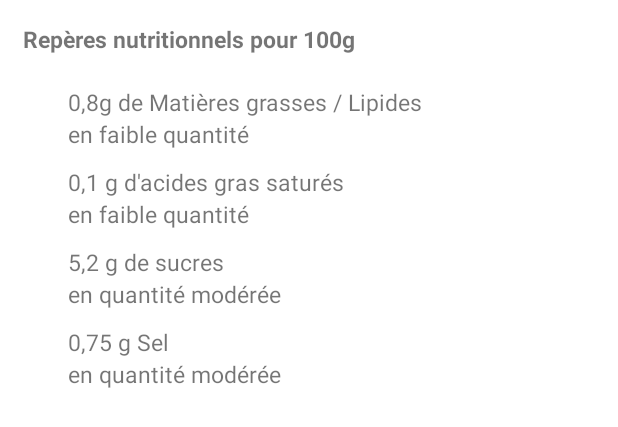
After one commit to amelie-qqch/android-first-project, an Android app: the layout nutrition_details.xml on its own in the app's theme, with its tools: preview values and no code run, on a phone screen of 412 x 824 dp. The commit adds this screen. Shown: the top 427 px of the screen. Run offline under Robolectric (Android 15) with nearby library versions, the phone set to English and light mode, and no system bars.

Commit message:
Ecran Nutrition : donnée en dur dans la vue

```diff
--- a/app/src/main/java/com/example/main/Fragment2.kt
+++ /dev/null
@@ -1,28 +0,0 @@
-package com.example.main
-
-import android.os.Bundle
-import android.view.LayoutInflater
-import android.view.View
-import android.view.ViewGroup
-import androidx.fragment.app.Fragment
-import com.example.test.R
-
-class Fragment2: Fragment() {
-    override fun onCreateView(
-        inflater: LayoutInflater,
-        container: ViewGroup?,
-        savedInstanceState: Bundle?
-    ): View? {
-        return inflater.inflate(
-            R.layout.fragment_layout,
-            container,
-            false
-        )
-    }
-
-    override fun onViewCreated(view: View, savedInstanceState: Bundle?) {
-        requireContext()
-
-        super.onViewCreated(view, savedInstanceState)
-    }
-}
--- /dev/null
+++ b/app/src/main/java/com/example/main/NutritionFactsItem.kt
@@ -0,0 +1,9 @@
+package com.example.main
+
+class NutritionFactsItem (
+        val unity: String,
+        val quantityPerPortion: Float,
+        val quantityPerHundredGrams: Float,
+){
+
+}
--- a/app/src/main/res/drawable/circle.xml
+++ b/app/src/main/res/drawable/circle.xml
@@ -2,6 +2,7 @@
 <shape xmlns:android="http://schemas.android.com/apk/res/android"
     android:shape="oval">
 
-    <solid android:color="#FFFFFF" />
+    <solid />
+
 
 </shape>
--- a/app/src/main/res/layout/fragment_layout.xml
+++ b/app/src/main/res/layout/fragment_layout.xml
@@ -5,7 +5,7 @@
     <TextView
         android:layout_width="match_parent"
         android:layout_height="match_parent"
-        android:text="@string/product_name"
+        android:text="@string/app_name"
         android:textSize="20sp"/>
 
 </androidx.constraintlayout.widget.ConstraintLayout>
--- /dev/null
+++ b/app/src/main/res/layout/nutrition_details.xml
@@ -0,0 +1,142 @@
+<?xml version="1.0" encoding="utf-8"?>
+<androidx.constraintlayout.widget.ConstraintLayout xmlns:android="http://schemas.android.com/apk/res/android"
+    android:layout_width="match_parent"
+    android:layout_height="match_parent"
+    xmlns:app="http://schemas.android.com/apk/res-auto"
+    android:layout_margin="15dp">
+    <TextView
+        android:id="@+id/nutrition_details_page_name"
+        android:layout_width="wrap_content"
+        android:layout_height="wrap_content"
+        android:paddingBottom="15dp"
+        app:layout_constraintTop_toTopOf="parent"
+        app:layout_constraintLeft_toLeftOf="parent"
+        android:text="Repères nutritionnels pour 100g"
+        android:textSize="15sp"
+        android:textStyle="bold"/>
+    <View
+        android:id="@+id/shape_one"
+        android:layout_width="20dp"
+        android:layout_height="20dp"
+        android:background="@drawable/circle"
+        android:layout_marginTop="15dp"
+        app:layout_constraintTop_toBottomOf="@id/nutrition_details_page_name"
+        app:layout_constraintStart_toStartOf="@id/nutrition_details_page_name"
+        app:layout_constraintRight_toLeftOf="@id/nutrition_fat"
+        />
+    <TextView
+        android:id="@+id/nutrition_fat"
+        android:layout_width="wrap_content"
+        android:layout_height="wrap_content"
+        android:paddingTop="5dp"
+        android:paddingStart="10dp"
+        app:layout_constraintLeft_toRightOf="@id/shape_one"
+        app:layout_constraintTop_toBottomOf="@id/nutrition_details_page_name"
+        android:text="0,8g de Matières grasses / Lipides"
+        android:textSize="15sp"
+        />
+    <TextView
+        android:id="@+id/nutrition_fat_quantity"
+        android:layout_width="wrap_content"
+        android:layout_height="wrap_content"
+        android:paddingBottom="5dp"
+        android:paddingStart="10dp"
+        app:layout_constraintTop_toBottomOf="@id/nutrition_fat"
+        app:layout_constraintLeft_toLeftOf="@id/nutrition_fat"
+        android:text="en faible quantité"
+        android:textSize="15sp"
+        />
+    <View
+        android:id="@+id/shape_two"
+        android:layout_width="20dp"
+        android:layout_height="20dp"
+        android:background="@drawable/circle"
+        android:layout_marginTop="15dp"
+        app:layout_constraintTop_toBottomOf="@id/nutrition_fat_quantity"
+        app:layout_constraintRight_toLeftOf="@id/nutrition_saturated_fat"
+        />
+    <TextView
+        android:id="@+id/nutrition_saturated_fat"
+        android:layout_width="wrap_content"
+        android:layout_height="wrap_content"
+        android:paddingTop="5dp"
+        android:paddingStart="10dp"
+        app:layout_constraintTop_toBottomOf="@id/nutrition_fat_quantity"
+        app:layout_constraintLeft_toLeftOf="@id/nutrition_fat_quantity"
+        android:text="0,1 g d'acides gras saturés"
+        android:textSize="15sp"
+        />
+    <TextView
+        android:id="@+id/nutrition_saturated_fat_quantity"
+        android:layout_width="wrap_content"
+        android:layout_height="wrap_content"
+        android:paddingBottom="5dp"
+        android:paddingStart="10dp"
+        app:layout_constraintTop_toBottomOf="@id/nutrition_saturated_fat"
+        app:layout_constraintLeft_toLeftOf="@id/nutrition_saturated_fat"
+        android:text="en faible quantité"
+        android:textSize="15sp"
+        />
+    <View
+        android:id="@+id/shape_three"
+        android:layout_width="20dp"
+        android:layout_height="20dp"
+        android:background="@drawable/circle"
+        android:layout_marginTop="15dp"
+        app:layout_constraintTop_toBottomOf="@id/nutrition_saturated_fat_quantity"
+        app:layout_constraintRight_toLeftOf="@id/nutrition_sugar"
+        />
+    <TextView
+        android:id="@+id/nutrition_sugar"
+        android:layout_width="wrap_content"
+        android:layout_height="wrap_content"
+        android:paddingTop="5dp"
+        android:paddingStart="10dp"
+        app:layout_constraintTop_toBottomOf="@id/nutrition_saturated_fat_quantity"
+        app:layout_constraintLeft_toLeftOf="@id/nutrition_saturated_fat_quantity"
+        android:text="5,2 g de sucres"
+        android:textSize="15sp"
+        />
+    <TextView
+        android:id="@+id/nutrition_sugar_quantity"
+        android:layout_width="wrap_content"
+        android:layout_height="wrap_content"
+        android:paddingBottom="5dp"
+        android:paddingStart="10dp"
+        app:layout_constraintTop_toBottomOf="@id/nutrition_sugar"
+        app:layout_constraintLeft_toLeftOf="@id/nutrition_sugar"
+        android:text="en quantité modérée"
+        android:textSize="15sp"
+        />
+    <View
+        android:id="@+id/shape_four"
+        android:layout_width="20dp"
+        android:layout_height="20dp"
+        android:background="@drawable/circle"
+        android:layout_marginTop="15dp"
+        app:layout_constraintTop_toBottomOf="@id/nutrition_sugar_quantity"
+        app:layout_constraintRight_toLeftOf="@id/nutrition_salt"
+        />
+    <TextView
+        android:id="@+id/nutrition_salt"
+        android:layout_width="wrap_content"
+        android:layout_height="wrap_content"
+        android:paddingTop="5dp"
+        android:paddingStart="10dp"
+        app:layout_constraintTop_toBottomOf="@id/nutrition_sugar_quantity"
+        app:layout_constraintLeft_toLeftOf="@id/nutrition_sugar_quantity"
+        android:text="0,75 g Sel"
+        android:textSize="15sp"
+        />
+    <TextView
+        android:id="@+id/nutrition_salt_quantity"
+        android:layout_width="wrap_content"
+        android:layout_height="wrap_content"
+        android:paddingStart="10dp"
+        app:layout_constraintTop_toBottomOf="@id/nutrition_salt"
+        app:layout_constraintLeft_toLeftOf="@id/nutrition_salt"
+        android:text="en quantité modérée"
+        android:textSize="15sp"
+        />
+
+</androidx.constraintlayout.widget.ConstraintLayout>
--- a/app/src/main/res/navigation/tab_main.xml
+++ b/app/src/main/res/navigation/tab_main.xml
@@ -6,11 +6,11 @@
 
     <fragment
         android:id="@+id/tab_fiche"
-        android:name="com.example.main.FirstFragment"
+        android:name="com.example.main.DetailsFragment"
         android:label="FirstFragment" />
     <fragment
         android:id="@+id/tab_nutrition"
-        android:name="com.example.main.Fragment2"
+        android:name="com.example.main.NutritionDetailsFragment"
         android:label="Fragment2" />
     <fragment
         android:id="@+id/tab_tableau"
```
